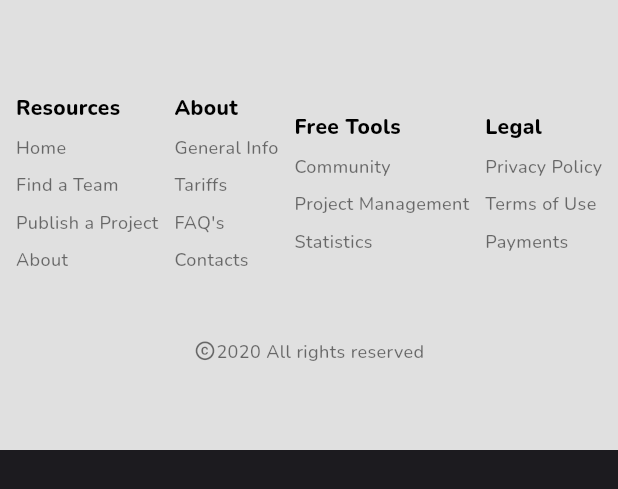
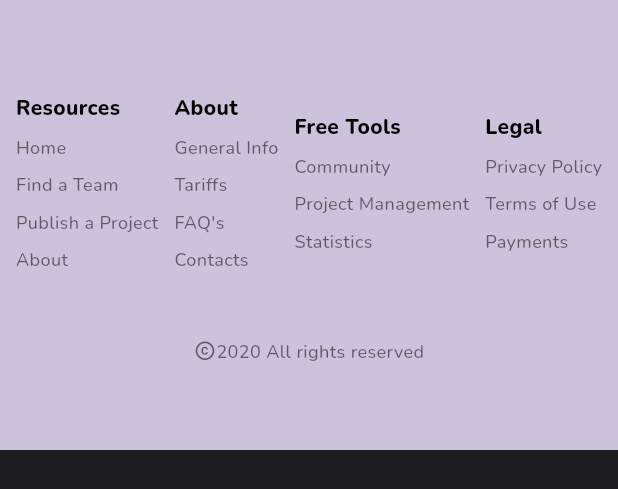
Before and after one commit to farmanullahQAU/mitset, a Flutter app: the Footer widget shown alone on an empty page, opened directly, on a phone screen of 412 x 824 dp. Shown: the top 489 px of the screen. Run offline on Flutter 3.47's test engine with Material 2 defaults, Android fonts, the phone set to English and light mode, and no system bars; our stand-ins replace get, google_fonts, responsive_framework.

Commit message:
footer added

```diff
--- a/lib/app/modules/home/src/Footer.dart
+++ b/lib/app/modules/home/src/Footer.dart
@@ -1,13 +1,15 @@
 import 'package:flutter/material.dart';
+import 'package:get/get.dart';
 import 'package:google_fonts/google_fonts.dart';
 
 class Footer extends StatelessWidget {
+  const Footer({super.key});
+
   @override
   Widget build(BuildContext context) {
     return Container(
       height: 300.0,
-      width: MediaQuery.of(context).size.width,
-      color: Colors.grey[300],
+      color: context.theme.colorScheme.secondary,
       child: Column(
         mainAxisAlignment: MainAxisAlignment.center,
         crossAxisAlignment: CrossAxisAlignment.center,
@@ -243,13 +245,13 @@ class Footer extends StatelessWidget {
               ),
             ],
           ),
-          SizedBox(
+          const SizedBox(
             height: 40.0,
           ),
           Row(
             mainAxisAlignment: MainAxisAlignment.center,
             children: [
-              Icon(
+              const Icon(
                 Icons.copyright_rounded,
                 color: Colors.black54,
                 size: 15.0,
--- a/lib/main.dart
+++ b/lib/main.dart
@@ -9,9 +9,8 @@ import 'app/routes/app_pages.dart';
 void main() {
   runApp(
     GetMaterialApp(
-       theme: ThemeData(useMaterial3: true, colorScheme: lightColorScheme),
+      theme: ThemeData(useMaterial3: true, colorScheme: lightColorScheme),
       darkTheme: ThemeData(useMaterial3: true, colorScheme: darkColorScheme),
-
       themeMode: ThemeMode.dark,
       builder: (context, child) => ResponsiveBreakpoints.builder(
         child: child!,
```
Also changed, not shown: lib/app/modules/home/sections/service_section.dart (+22 -21 lines), lib/app/modules/home/views/home_view.dart (+21 -18 lines), 10 other files.
